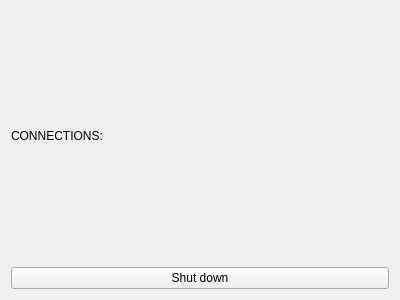
D00MSDAYYY/MAKIAVELLI, file src/GUI/Launch_Window/Server/Server_Waiting/server_waiting.ui: the form before one commit.
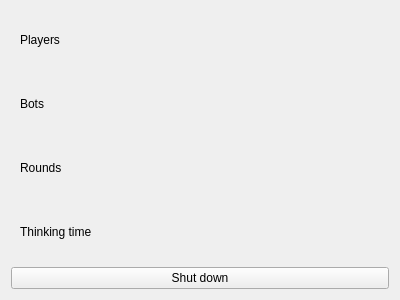
The form after the commit.

Diff of the .ui file:
```diff
--- a/src/GUI/Launch_Window/Server/Server_Waiting/server_waiting.ui
+++ b/src/GUI/Launch_Window/Server/Server_Waiting/server_waiting.ui
@@ -14,51 +14,147 @@
    <string>Form</string>
   </property>
   <layout class="QGridLayout" name="gridLayout">
-   <item row="2" column="0">
+   <item row="0" column="0" rowspan="2">
     <layout class="QVBoxLayout" name="verticalLayout">
      <item>
-      <spacer name="verticalSpacer">
-       <property name="orientation">
-        <enum>Qt::Vertical</enum>
-       </property>
-       <property name="sizeHint" stdset="0">
-        <size>
-         <width>20</width>
-         <height>40</height>
-        </size>
-       </property>
-      </spacer>
-     </item>
+      <widget class="QWidget" name="players_constr_layout" native="true">
+       <layout class="QHBoxLayout" name="horizontalLayout_5">
+        <item>
+         <widget class="QLabel" name="players_label">
+          <property name="sizePolicy">
+           <sizepolicy hsizetype="Preferred" vsizetype="Preferred">
+            <horstretch>2</horstretch>
+            <verstretch>0</verstretch>
+           </sizepolicy>
+          </property>
+          <property name="text">
+           <string>Players</string>
+          </property>
+         </widget>
+        </item>
+        <item alignment="Qt::AlignRight">
+         <widget class="QLabel" name="players_num_label">
+          <property name="sizePolicy">
+           <sizepolicy hsizetype="Preferred" vsizetype="Preferred">
+            <horstretch>1</horstretch>
+            <verstretch>0</verstretch>
+           </sizepolicy>
+          </property>
+          <property name="text">
+           <string/>
+          </property>
+         </widget>
+        </item>
+       </layout>
+      </widget>
+     </item>
      <item>
-      <layout class="QHBoxLayout" name="horizontalLayout">
+      <widget class="QWidget" name="bots_constr_layout" native="true">
+       <layout class="QHBoxLayout" name="horizontalLayout_6">
        <item>
-        <widget class="QLabel" name="label">
+         <widget class="QLabel" name="bots_label">
+          <property name="sizePolicy">
+           <sizepolicy hsizetype="Preferred" vsizetype="Preferred">
+            <horstretch>2</horstretch>
+            <verstretch>0</verstretch>
+           </sizepolicy>
+          </property>
          <property name="text">
-          <string>CONNECTIONS:</string>
+           <string>Bots</string>
          </property>
         </widget>
        </item>
+        <item alignment="Qt::AlignRight">
+         <widget class="QLabel" name="bots_num_label">
+          <property name="sizePolicy">
+           <sizepolicy hsizetype="Preferred" vsizetype="Preferred">
+            <horstretch>0</horstretch>
+            <verstretch>0</verstretch>
+           </sizepolicy>
+          </property>
+          <property name="text">
+           <string/>
+          </property>
+         </widget>
+        </item>
+       </layout>
+      </widget>
+     </item>
        <item>
-        <widget class="QLabel" name="label_2">
+      <widget class="QWidget" name="rounds_constr_layout" native="true">
+       <layout class="QHBoxLayout" name="horizontalLayout_7">
+        <item>
+         <widget class="QLabel" name="rounds_label">
+          <property name="sizePolicy">
+           <sizepolicy hsizetype="Preferred" vsizetype="Preferred">
+            <horstretch>2</horstretch>
+            <verstretch>0</verstretch>
+           </sizepolicy>
+          </property>
          <property name="text">
+           <string>Rounds</string>
+          </property>
+         </widget>
+        </item>
+        <item alignment="Qt::AlignRight">
+         <widget class="QLabel" name="rounds_num_label">
+          <property name="sizePolicy">
+           <sizepolicy hsizetype="Preferred" vsizetype="Preferred">
+            <horstretch>1</horstretch>
+            <verstretch>0</verstretch>
+           </sizepolicy>
+          </property>
+          <property name="text">
           <string/>
          </property>
         </widget>
        </item>
       </layout>
+      </widget>
      </item>
      <item>
-      <spacer name="verticalSpacer_2">
-       <property name="orientation">
-        <enum>Qt::Vertical</enum>
-       </property>
-       <property name="sizeHint" stdset="0">
+      <widget class="QWidget" name="thinking_t_constr_layout" native="true">
+       <layout class="QHBoxLayout" name="horizontalLayout_8">
+        <item>
+         <widget class="QLabel" name="thinking_t_label">
+          <property name="sizePolicy">
+           <sizepolicy hsizetype="Preferred" vsizetype="Preferred">
+            <horstretch>2</horstretch>
+            <verstretch>0</verstretch>
+           </sizepolicy>
+          </property>
+          <property name="minimumSize">
         <size>
-         <width>20</width>
-         <height>40</height>
-        </size>
-       </property>
-      </spacer>
+            <width>0</width>
+            <height>0</height>
+           </size>
+          </property>
+          <property name="text">
+           <string>Thinking time</string>
+          </property>
+         </widget>
+        </item>
+        <item alignment="Qt::AlignRight">
+         <widget class="QLabel" name="thinking_t_num_label">
+          <property name="sizePolicy">
+           <sizepolicy hsizetype="Preferred" vsizetype="Preferred">
+            <horstretch>1</horstretch>
+            <verstretch>0</verstretch>
+           </sizepolicy>
+          </property>
+          <property name="minimumSize">
+           <size>
+            <width>0</width>
+            <height>0</height>
+           </size>
+          </property>
+          <property name="text">
+           <string/>
+          </property>
+         </widget>
+        </item>
+       </layout>
+      </widget>
      </item>
      <item>
       <widget class="QPushButton" name="shutdown_button">
```
Lines whose indentation alone changed are shown as unchanged.
